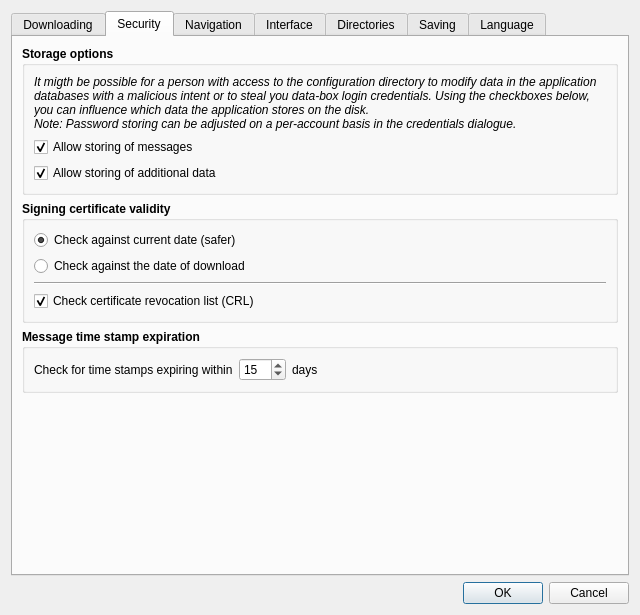
psakar/datovka, file src/gui/ui/dlg_preferences.ui: the form before one commit.
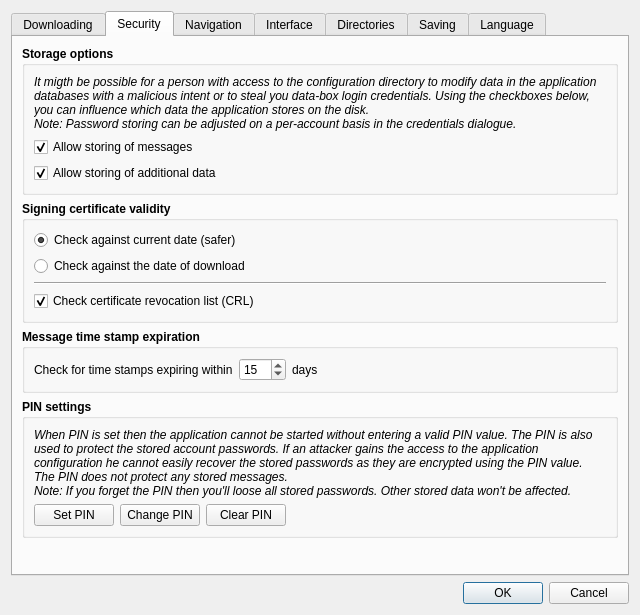
The form after the commit. The open tabs and pages were chosen to show the change. Icons and pictures are not drawn.

Commit message: Added PIN controls into preferences dialogue.

What changed in the file:
```diff
--- a/src/gui/ui/dlg_preferences.ui
+++ b/src/gui/ui/dlg_preferences.ui
@@ -727,6 +727,95 @@
          </layout>
         </widget>
        </item>
+       <item>
+        <widget class="QGroupBox" name="groupBox_11">
+         <property name="font">
+          <font>
+           <weight>75</weight>
+           <bold>true</bold>
+          </font>
+         </property>
+         <property name="title">
+          <string>PIN settings</string>
+         </property>
+         <layout class="QVBoxLayout" name="verticalLayout_21">
+          <item>
+           <widget class="QLabel" name="pinSettingsLabel">
+            <property name="font">
+             <font>
+              <weight>50</weight>
+              <italic>true</italic>
+              <bold>false</bold>
+             </font>
+            </property>
+            <property name="text">
+             <string>When PIN is set then the application cannot be started without entering a valid PIN value. The PIN is also used to protect the stored account passwords. If an attacker gains the access to the application configuration he cannot easily recover the stored passwords as they are encrypted using the PIN value. The PIN does not protect any stored messages.
+Note: If you forget the PIN then you'll loose all stored passwords. Other stored data won't be affected.</string>
+            </property>
+            <property name="wordWrap">
+             <bool>true</bool>
+            </property>
+           </widget>
+          </item>
+          <item>
+           <layout class="QHBoxLayout" name="horizontalLayout_13">
+            <item>
+             <widget class="QPushButton" name="setPinButton">
+              <property name="font">
+               <font>
+                <weight>50</weight>
+                <bold>false</bold>
+               </font>
+              </property>
+              <property name="text">
+               <string>Set PIN</string>
+              </property>
+             </widget>
+            </item>
+            <item>
+             <widget class="QPushButton" name="changePinButton">
+              <property name="font">
+               <font>
+                <weight>50</weight>
+                <bold>false</bold>
+               </font>
+              </property>
+              <property name="text">
+               <string>Change PIN</string>
+              </property>
+             </widget>
+            </item>
+            <item>
+             <widget class="QPushButton" name="clearPinButton">
+              <property name="font">
+               <font>
+                <weight>50</weight>
+                <bold>false</bold>
+               </font>
+              </property>
+              <property name="text">
+               <string>Clear PIN</string>
+              </property>
+             </widget>
+            </item>
+            <item>
+             <spacer name="horizontalSpacer_8">
+              <property name="orientation">
+               <enum>Qt::Horizontal</enum>
+              </property>
+              <property name="sizeHint" stdset="0">
+               <size>
+                <width>40</width>
+                <height>20</height>
+               </size>
+              </property>
+             </spacer>
+            </item>
+           </layout>
+          </item>
+         </layout>
+        </widget>
+       </item>
        <item>
         <spacer name="hspacer">
          <property name="orientation">
```
The commit also changes 7 other files.
